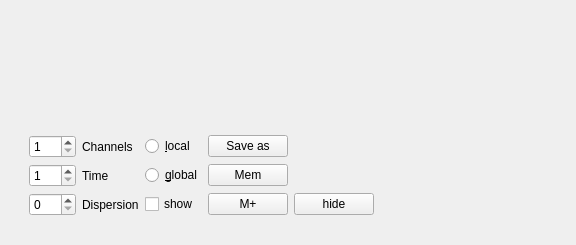
The window that src/spectre.ui (vtyulb/BSA-Analytics) describes before a commit, drawn with Qt 5.
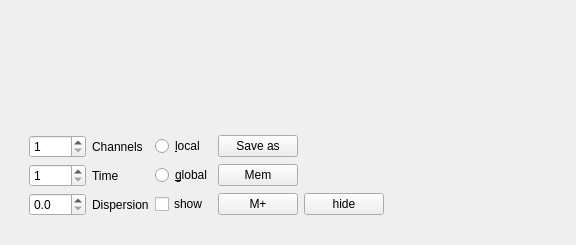
The same window after the commit. Custom widgets are drawn as their Qt base class.

Commit message: half impulse width && black spectres bug

```diff
--- a/src/spectre.ui
+++ b/src/spectre.ui
@@ -89,16 +89,6 @@
            </property>
           </widget>
          </item>
-         <item row="3" column="0">
-          <widget class="QSpinBox" name="dispersion">
-           <property name="enabled">
-            <bool>true</bool>
-           </property>
-           <property name="maximum">
-            <number>500</number>
-           </property>
-          </widget>
-         </item>
          <item row="3" column="1">
           <widget class="QLabel" name="label_3">
            <property name="enabled">
@@ -151,6 +141,19 @@
            </property>
           </widget>
          </item>
+         <item row="3" column="0">
+          <widget class="QDoubleSpinBox" name="dispersion">
+           <property name="enabled">
+            <bool>true</bool>
+           </property>
+           <property name="decimals">
+            <number>1</number>
+           </property>
+           <property name="singleStep">
+            <double>0.200000000000000</double>
+           </property>
+          </widget>
+         </item>
         </layout>
        </widget>
       </item>
```
The commit also changes 4 other files.
